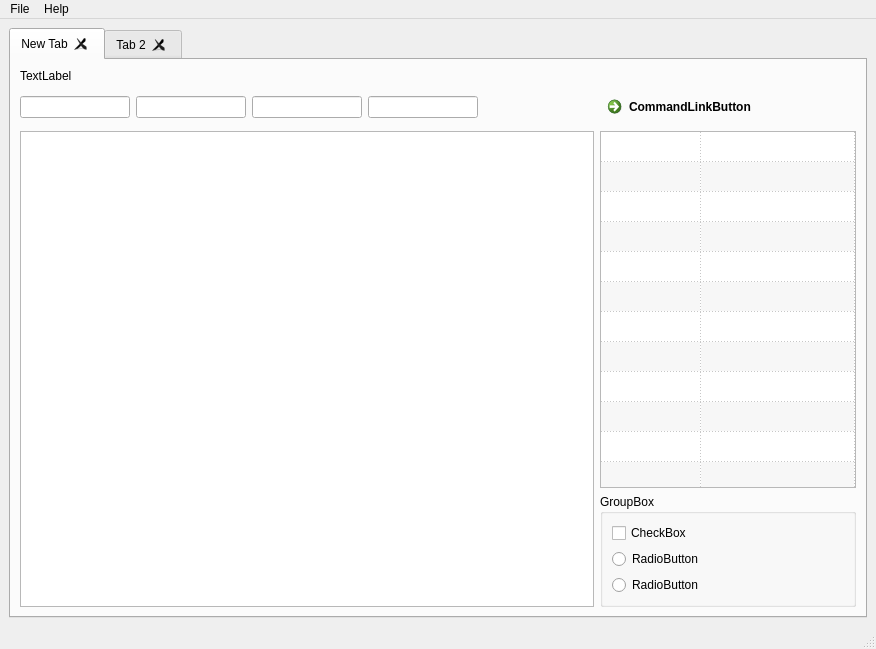
Old version of the form pingpung/pingpung.ui in the repository RainDogSoftware/pingpung.
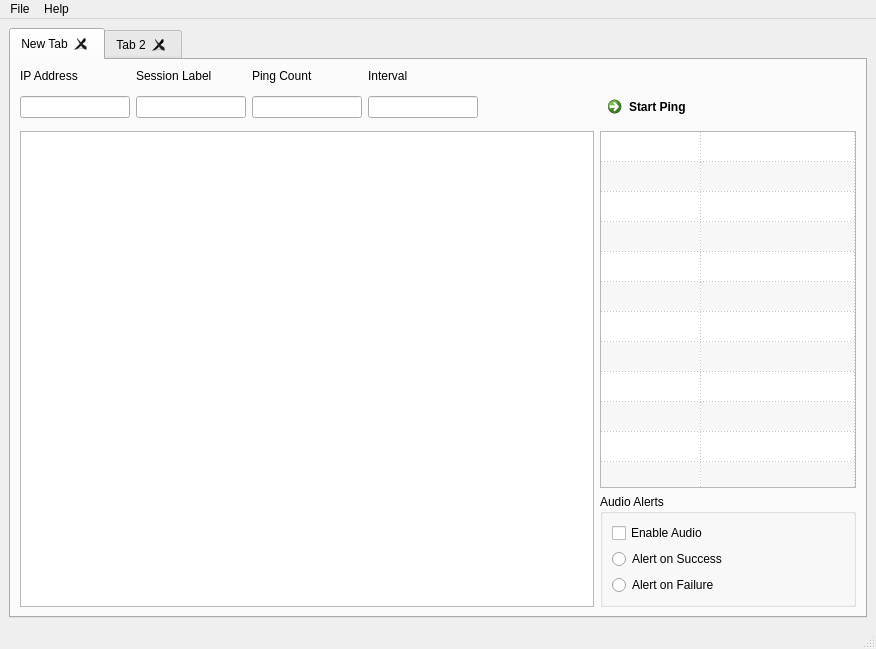
New version of the form.

Diff of the .ui file:
```diff
--- a/pingpung/pingpung.ui
+++ b/pingpung/pingpung.ui
@@ -51,27 +51,27 @@
              </size>
             </property>
             <property name="title">
-             <string>GroupBox</string>
+             <string>Audio Alerts</string>
             </property>
             <layout class="QVBoxLayout" name="verticalLayout_2">
              <item>
               <widget class="QCheckBox" name="checkBox">
                <property name="text">
-                <string>CheckBox</string>
+                <string>Enable Audio</string>
                </property>
               </widget>
              </item>
              <item>
               <widget class="QRadioButton" name="radioButton">
                <property name="text">
-                <string>RadioButton</string>
+                <string>Alert on Success</string>
                </property>
               </widget>
              </item>
              <item>
               <widget class="QRadioButton" name="radioButton_2">
                <property name="text">
-                <string>RadioButton</string>
+                <string>Alert on Failure</string>
                </property>
               </widget>
              </item>
@@ -84,7 +84,7 @@
           <item row="1" column="7">
            <widget class="QCommandLinkButton" name="commandLinkButton">
             <property name="text">
-             <string>CommandLinkButton</string>
+             <string>Start Ping</string>
             </property>
            </widget>
           </item>
@@ -94,7 +94,7 @@
           <item row="0" column="1">
            <widget class="QLabel" name="ip_label">
             <property name="text">
-             <string>TextLabel</string>
+             <string>IP Address</string>
             </property>
            </widget>
           </item>
@@ -164,6 +164,36 @@
               <verstretch>0</verstretch>
              </sizepolicy>
             </property>
+            <property name="acceptDrops">
+             <bool>false</bool>
+            </property>
+            <property name="undoRedoEnabled">
+             <bool>false</bool>
+            </property>
+            <property name="readOnly">
+             <bool>true</bool>
+            </property>
+           </widget>
+          </item>
+          <item row="0" column="2">
+           <widget class="QLabel" name="session_label">
+            <property name="text">
+             <string>Session Label</string>
+            </property>
+           </widget>
+          </item>
+          <item row="0" column="3">
+           <widget class="QLabel" name="ping_count_label">
+            <property name="text">
+             <string>Ping Count</string>
+            </property>
+           </widget>
+          </item>
+          <item row="0" column="4">
+           <widget class="QLabel" name="interval_label">
+            <property name="text">
+             <string>Interval</string>
+            </property>
            </widget>
           </item>
          </layout>
```
Left out of the diff: 30 changed lines with no effect on the pictures.
